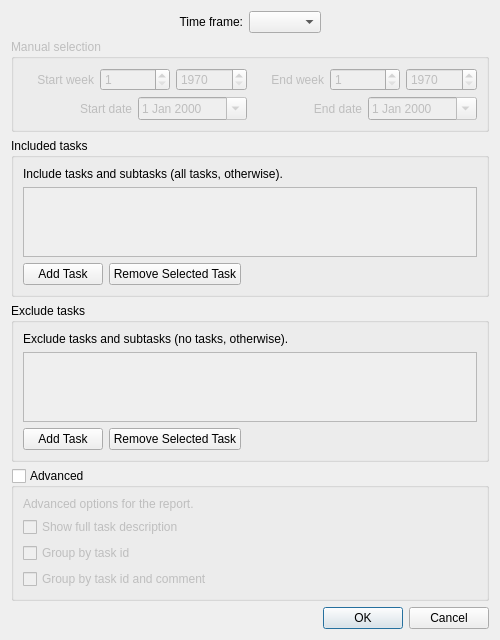
First picture: the form in Charm/Widgets/ActivityReportConfigurationDialog.ui, repository KDAB/Charm, before the edit.
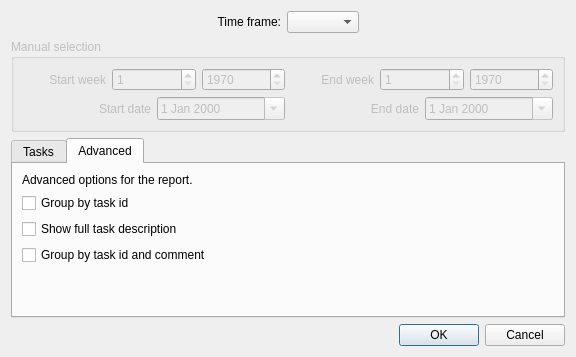
Second picture: the form after the edit. The open tabs and pages were chosen to show the change.

Commit message:
Make the activity report dialog take less space.
Fixs #302

```diff
--- a/Charm/Widgets/ActivityReportConfigurationDialog.ui
+++ b/Charm/Widgets/ActivityReportConfigurationDialog.ui
@@ -6,10 +6,16 @@
    <rect>
     <x>0</x>
     <y>0</y>
-    <width>500</width>
-    <height>637</height>
+    <width>386</width>
+    <height>296</height>
    </rect>
   </property>
+  <property name="sizePolicy">
+   <sizepolicy hsizetype="Minimum" vsizetype="Minimum">
+    <horstretch>0</horstretch>
+    <verstretch>0</verstretch>
+   </sizepolicy>
+  </property>
   <property name="windowTitle">
    <string>Activity Report Configuration Page</string>
   </property>
@@ -182,26 +188,25 @@
     </widget>
    </item>
    <item>
-    <spacer>
-     <property name="orientation">
-      <enum>Qt::Vertical</enum>
+    <widget class="QTabWidget" name="tabWidget">
+     <property name="sizePolicy">
+      <sizepolicy hsizetype="Minimum" vsizetype="Minimum">
+       <horstretch>0</horstretch>
+       <verstretch>0</verstretch>
+      </sizepolicy>
      </property>
-     <property name="sizeHint" stdset="0">
-      <size>
-       <width>20</width>
-       <height>40</height>
-      </size>
+     <property name="currentIndex">
+      <number>0</number>
      </property>
-    </spacer>
-   </item>
+     <widget class="QWidget" name="tab_2">
+      <attribute name="title">
+       <string>Tasks</string>
+      </attribute>
+      <layout class="QHBoxLayout" name="horizontalLayout_6">
    <item>
-    <widget class="QGroupBox" name="groupBox_2">
-     <property name="title">
-      <string>Included tasks</string>
-     </property>
-     <layout class="QVBoxLayout" name="verticalLayout_2">
+        <layout class="QVBoxLayout" name="verticalLayout_6">
       <item>
-       <widget class="QLabel" name="label_5">
+          <widget class="QLabel" name="label_2">
         <property name="text">
          <string>Include tasks and subtasks (all tasks, otherwise).</string>
         </property>
@@ -212,21 +217,27 @@
         <property name="enabled">
          <bool>false</bool>
         </property>
+           <property name="horizontalScrollBarPolicy">
+            <enum>Qt::ScrollBarAlwaysOff</enum>
+           </property>
+           <property name="sizeAdjustPolicy">
+            <enum>QAbstractScrollArea::AdjustToContents</enum>
+           </property>
        </widget>
       </item>
       <item>
        <layout class="QHBoxLayout" name="horizontalLayout_4">
         <item>
-         <widget class="QPushButton" name="addIncludeTaskButton">
+            <widget class="QToolButton" name="addIncludeTaskButton">
           <property name="text">
-           <string>Add Task</string>
+              <string>+</string>
           </property>
          </widget>
         </item>
         <item>
-         <widget class="QPushButton" name="removeIncludeTaskButton">
+            <widget class="QToolButton" name="removeIncludeTaskButton">
           <property name="text">
-           <string>Remove Selected Task</string>
+              <string>-</string>
           </property>
          </widget>
         </item>
@@ -246,14 +257,9 @@
        </layout>
       </item>
      </layout>
-    </widget>
    </item>
    <item>
-    <widget class="QGroupBox" name="groupBox_3">
-     <property name="title">
-      <string>Exclude tasks</string>
-     </property>
-     <layout class="QVBoxLayout" name="verticalLayout_6">
+        <layout class="QVBoxLayout" name="verticalLayout_5">
       <item>
        <widget class="QLabel" name="label_6">
         <property name="text">
@@ -266,21 +272,27 @@
         <property name="enabled">
          <bool>false</bool>
         </property>
+           <property name="horizontalScrollBarPolicy">
+            <enum>Qt::ScrollBarAlwaysOff</enum>
+           </property>
+           <property name="sizeAdjustPolicy">
+            <enum>QAbstractScrollArea::AdjustToContents</enum>
+           </property>
        </widget>
       </item>
       <item>
        <layout class="QHBoxLayout" name="horizontalLayout_3">
         <item>
-         <widget class="QPushButton" name="addExcludeTaskButton">
+            <widget class="QToolButton" name="addExcludeTaskButton">
           <property name="text">
-           <string>Add Task</string>
+              <string>+</string>
           </property>
          </widget>
         </item>
         <item>
-         <widget class="QPushButton" name="removeExcludeTaskButton">
+            <widget class="QToolButton" name="removeExcludeTaskButton">
           <property name="text">
-           <string>Remove Selected Task</string>
+              <string>-</string>
           </property>
          </widget>
         </item>
@@ -300,20 +312,35 @@
        </layout>
       </item>
      </layout>
-    </widget>
-   </item>
-   <item>
-    <widget class="QGroupBox" name="groupBoxAdvanced">
-     <property name="title">
+       </item>
+      </layout>
+     </widget>
+     <widget class="QWidget" name="tab_3">
+      <attribute name="title">
       <string>Advanced</string>
-     </property>
-     <property name="checkable">
-      <bool>true</bool>
-     </property>
-     <property name="checked">
-      <bool>false</bool>
-     </property>
-     <layout class="QVBoxLayout" name="verticalLayout_7">
+      </attribute>
+      <layout class="QVBoxLayout" name="verticalLayout_9">
+       <item>
+        <widget class="QWidget" name="widgetGroupBoxAdvanced" native="true">
+         <property name="sizePolicy">
+          <sizepolicy hsizetype="Minimum" vsizetype="Minimum">
+           <horstretch>0</horstretch>
+           <verstretch>0</verstretch>
+          </sizepolicy>
+         </property>
+         <layout class="QVBoxLayout" name="verticalLayout_4">
+          <property name="leftMargin">
+           <number>0</number>
+          </property>
+          <property name="topMargin">
+           <number>0</number>
+          </property>
+          <property name="rightMargin">
+           <number>0</number>
+          </property>
+          <property name="bottomMargin">
+           <number>0</number>
+          </property>
       <item>
        <widget class="QLabel" name="label_7">
         <property name="text">
@@ -321,13 +348,6 @@
         </property>
        </widget>
       </item>
-      <item>
-       <widget class="QCheckBox" name="checkBoxFullDescription">
-        <property name="text">
-         <string>Show full task description</string>
-        </property>
-       </widget>
-      </item>
       <item>
        <widget class="QCheckBox" name="checkBoxGroupTasks">
         <property name="text">
@@ -335,6 +355,13 @@
         </property>
        </widget>
       </item>
+          <item>
+           <widget class="QCheckBox" name="checkBoxFullDescription">
+            <property name="text">
+             <string>Show full task description</string>
+            </property>
+           </widget>
+          </item>
       <item>
        <widget class="QCheckBox" name="checkBoxGroupTasksComments">
         <property name="text">
@@ -342,7 +369,24 @@
         </property>
        </widget>
       </item>
-     </layout>
+          <item>
+           <spacer name="verticalSpacer">
+            <property name="orientation">
+             <enum>Qt::Vertical</enum>
+            </property>
+            <property name="sizeHint" stdset="0">
+             <size>
+              <width>20</width>
+              <height>40</height>
+             </size>
+            </property>
+           </spacer>
+          </item>
+         </layout>
+        </widget>
+       </item>
+      </layout>
+     </widget>
     </widget>
    </item>
    <item>
```
Lines whose indentation alone changed are shown as unchanged. The commit also changes 2 other files.
